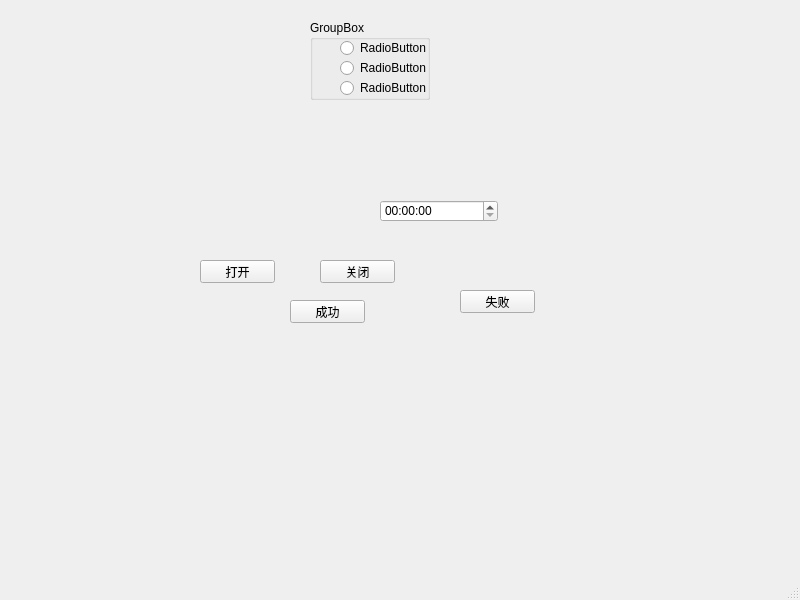
This is test.ui in jindezhang/kqj as Qt 5 draws it before an edit. The edited form follows.
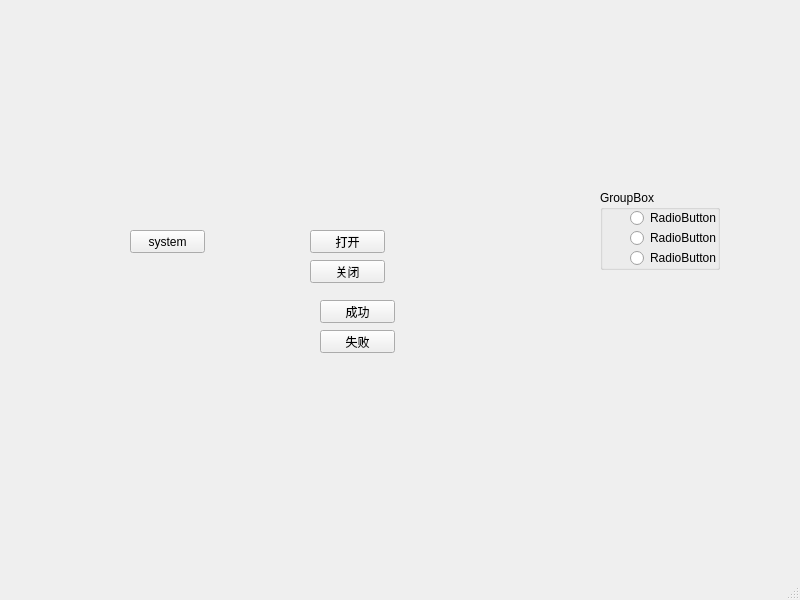
This is the edited form. Custom widgets are drawn as their Qt base class.

```diff
--- a/test.ui
+++ b/test.ui
@@ -17,8 +17,8 @@
    <widget class="QPushButton" name="pushButton">
     <property name="geometry">
      <rect>
-      <x>200</x>
-      <y>260</y>
+      <x>310</x>
+      <y>230</y>
       <width>75</width>
       <height>23</height>
      </rect>
@@ -30,8 +30,8 @@
    <widget class="QGroupBox" name="groupBox">
     <property name="geometry">
      <rect>
-      <x>310</x>
-      <y>20</y>
+      <x>600</x>
+      <y>190</y>
       <width>120</width>
       <height>80</height>
      </rect>
@@ -79,20 +79,10 @@
      </property>
     </widget>
    </widget>
-   <widget class="QTimeEdit" name="timeEdit">
-    <property name="geometry">
-     <rect>
-      <x>380</x>
-      <y>200</y>
-      <width>118</width>
-      <height>22</height>
-     </rect>
-    </property>
-   </widget>
    <widget class="QPushButton" name="pushButton_2">
     <property name="geometry">
      <rect>
-      <x>320</x>
+      <x>310</x>
       <y>260</y>
       <width>75</width>
       <height>23</height>
@@ -105,7 +95,7 @@
    <widget class="QPushButton" name="pushButton_3">
     <property name="geometry">
      <rect>
-      <x>290</x>
+      <x>320</x>
       <y>300</y>
       <width>75</width>
       <height>23</height>
@@ -118,8 +108,8 @@
    <widget class="QPushButton" name="pushButton_4">
     <property name="geometry">
      <rect>
-      <x>460</x>
-      <y>290</y>
+      <x>320</x>
+      <y>330</y>
       <width>75</width>
       <height>23</height>
      </rect>
@@ -128,6 +118,35 @@
      <string>失败</string>
     </property>
    </widget>
+   <widget class="top" name="wg_top" native="true">
+    <property name="geometry">
+     <rect>
+      <x>0</x>
+      <y>0</y>
+      <width>800</width>
+      <height>50</height>
+     </rect>
+    </property>
+    <property name="minimumSize">
+     <size>
+      <width>800</width>
+      <height>0</height>
+     </size>
+    </property>
+   </widget>
+   <widget class="QPushButton" name="pushButton_5">
+    <property name="geometry">
+     <rect>
+      <x>130</x>
+      <y>230</y>
+      <width>75</width>
+      <height>23</height>
+     </rect>
+    </property>
+    <property name="text">
+     <string>system</string>
+    </property>
+   </widget>
   </widget>
   <widget class="QMenuBar" name="menubar">
    <property name="geometry">
@@ -141,6 +160,14 @@
   </widget>
   <widget class="QStatusBar" name="statusbar"/>
  </widget>
+ <customwidgets>
+  <customwidget>
+   <class>top</class>
+   <extends>QWidget</extends>
+   <header location="global">top.h</header>
+   <container>1</container>
+  </customwidget>
+ </customwidgets>
  <resources/>
  <connections/>
 </ui>
```
